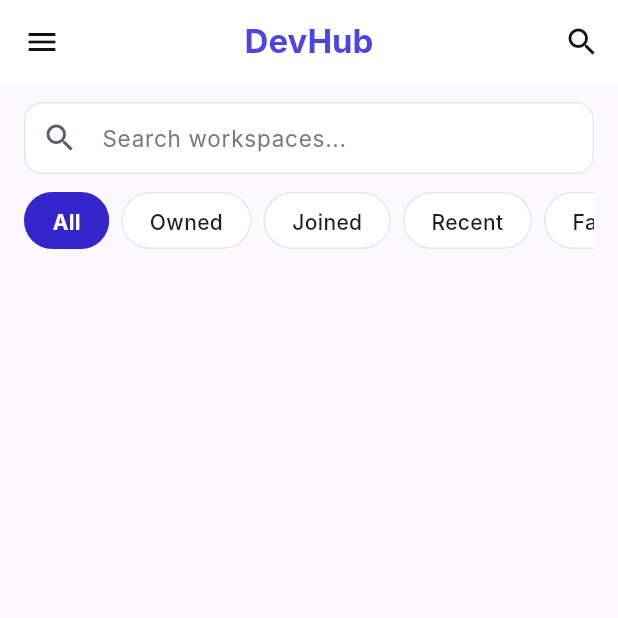
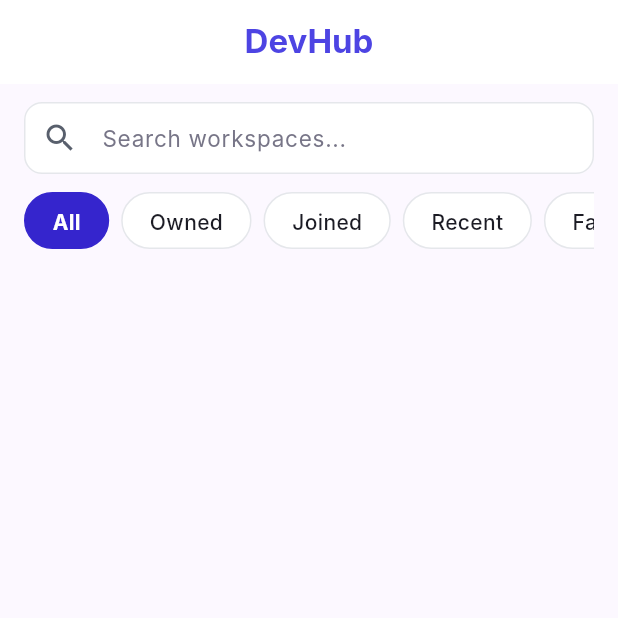
Before and after one commit to Bharath-OS/dev_hub, a Flutter app: the MainClass screen opened directly, on a phone screen of 412 x 824 dp, the top half of it. Run offline on Flutter 3.47's test engine with Material 3 defaults, Android fonts, the phone set to English and light mode, and no system bars; our stand-ins replace cloud_firestore, dio, equatable, firebase_auth, firebase_core, flutter_bloc and 2 more; accounts and stored records are empty; Roboto replaces fonts that are missing (Inter).

Commit message:
style(ui): hide app bar menu and search actions

```diff
--- a/devtools_options.yaml
+++ b/devtools_options.yaml
@@ -1,3 +1,4 @@
 description: This file stores settings for Dart & Flutter DevTools.
 documentation: https://docs.flutter.dev/tools/devtools/extensions#configure-extension-enablement-states
 extensions:
+  - provider: true
--- a/lib/core/widgets/custom_app_bar.dart
+++ b/lib/core/widgets/custom_app_bar.dart
@@ -18,10 +18,10 @@ class CustomAppBar extends StatelessWidget implements PreferredSizeWidget {
       backgroundColor: AppPalette.white,
       elevation: 0,
       scrolledUnderElevation: 0,
-      leading: IconButton(
-        icon: const Icon(Icons.menu, color: AppPalette.black),
-        onPressed: onMenuPressed,
-      ),
+      // leading: IconButton(
+      //   icon: const Icon(Icons.menu, color: AppPalette.black),
+      //   onPressed: onMenuPressed,
+      // ),
       title: Text(
         'DevHub',
         style: AppTextStyles.title.copyWith(
@@ -31,12 +31,12 @@ class CustomAppBar extends StatelessWidget implements PreferredSizeWidget {
         ),
       ),
       centerTitle: true,
-      actions: [
-        IconButton(
-          icon: const Icon(Icons.search, color: AppPalette.black),
-          onPressed: onSearchPressed,
-        ),
-      ],
+      // actions: [
+      //   IconButton(
+      //     icon: const Icon(Icons.search, color: AppPalette.black),
+      //     onPressed: onSearchPressed,
+      //   ),
+      // ],
     );
   }
 
```
